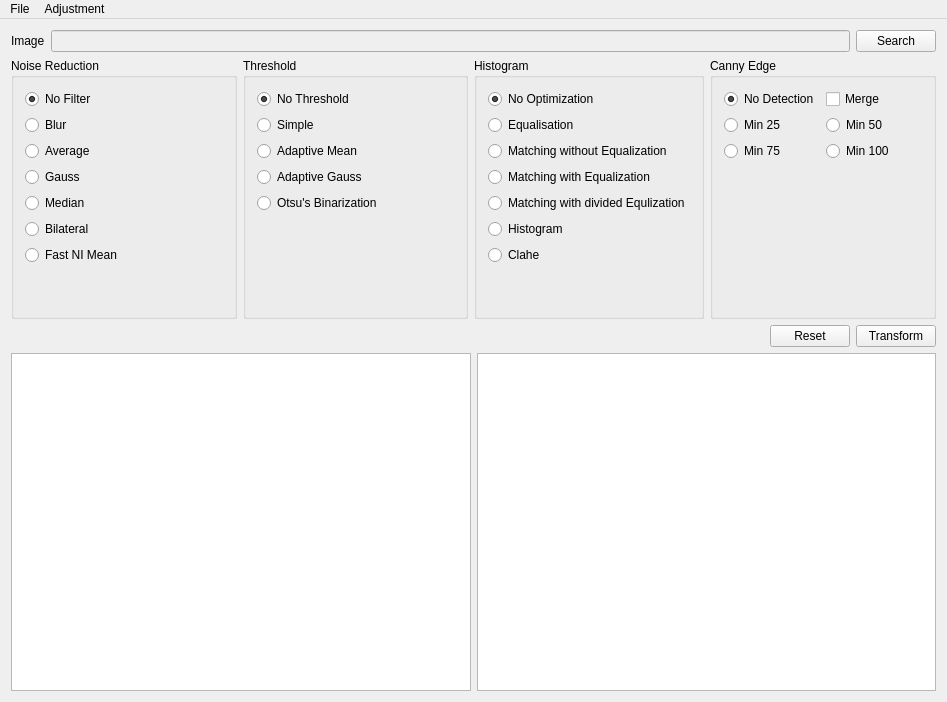
This is mainwindow.ui in jasonjin34/hiwi-imageprocessing as Qt 5 draws it before an edit. The edited form follows.
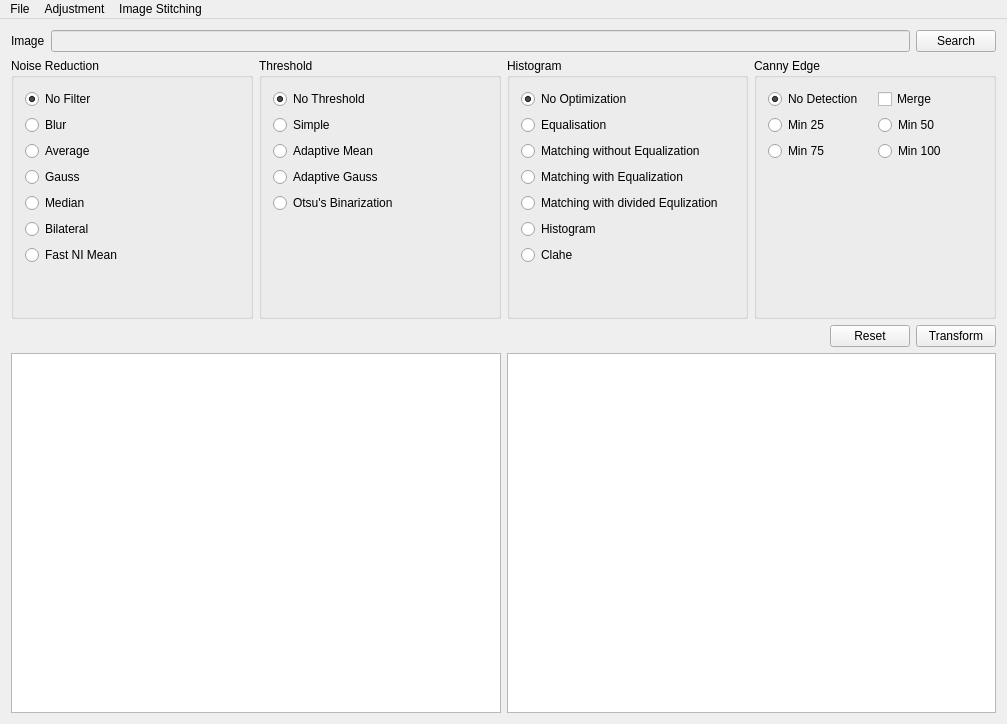
This is the edited form.

Commit message: add image stitching beta1

```diff
--- a/mainwindow.ui
+++ b/mainwindow.ui
@@ -6,8 +6,8 @@
    <rect>
     <x>0</x>
     <y>0</y>
-    <width>947</width>
-    <height>702</height>
+    <width>1007</width>
+    <height>724</height>
    </rect>
   </property>
   <property name="windowTitle">
@@ -381,7 +381,7 @@
     <rect>
      <x>0</x>
      <y>0</y>
-     <width>947</width>
+     <width>1007</width>
      <height>21</height>
     </rect>
    </property>
@@ -398,8 +398,15 @@
     <addaction name="separator"/>
     <addaction name="actionCurve"/>
    </widget>
+   <widget class="QMenu" name="menuImage_Stitching">
+    <property name="title">
+     <string>Image Stitching</string>
+    </property>
+    <addaction name="actionLanuch"/>
+   </widget>
    <addaction name="menuFile"/>
    <addaction name="menuCurve"/>
+   <addaction name="menuImage_Stitching"/>
   </widget>
   <action name="actionSearch">
    <property name="text">
```
Left out of the diff: 5 changed lines with no effect on the pictures. The commit also changes 9 other files.
